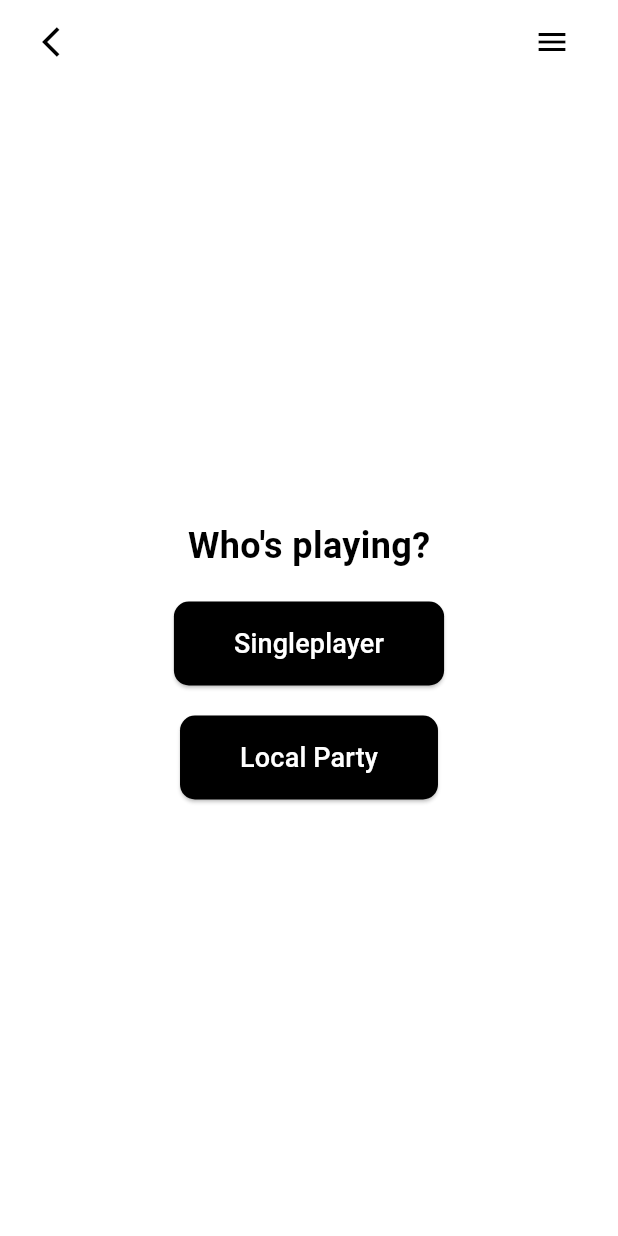
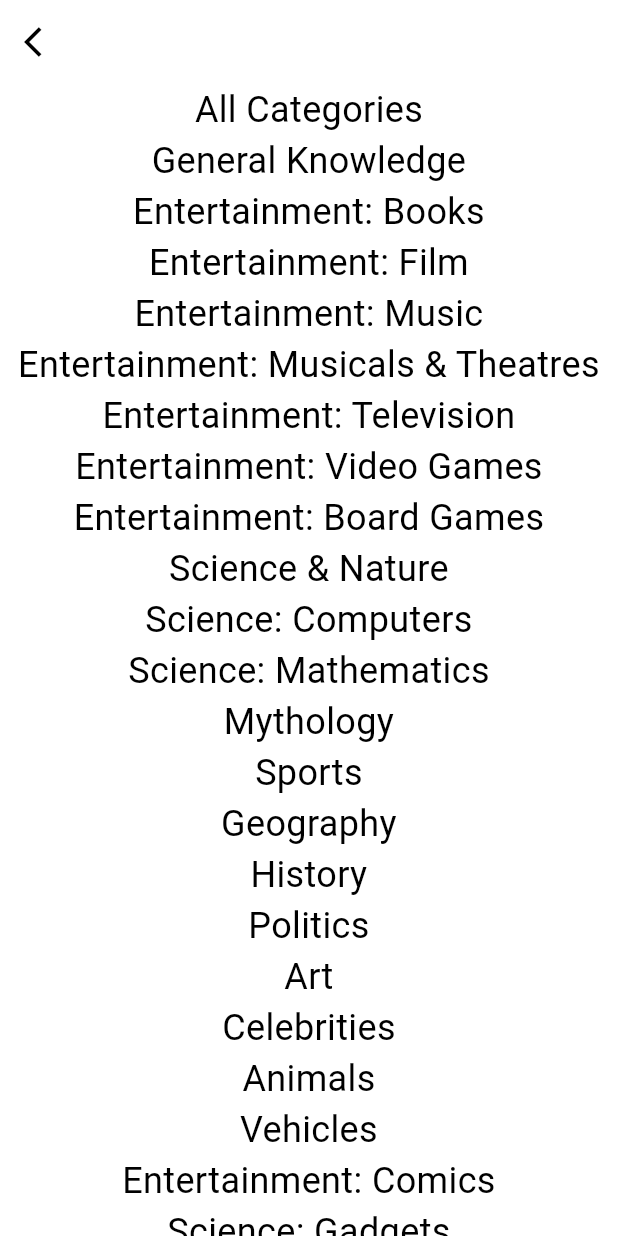
Before and after one commit to Faonin/Group4TriviaApp, a Flutter app: the PlayerSelectionPage screen opened directly, after a tap on "Singleplayer", on a phone screen of 412 x 824 dp. Run offline on Flutter 3.47's test engine with Material 3 defaults, Android fonts, the phone set to English and light mode, and no system bars; our stand-ins replace auto_size_text, flutter_colorpicker; missing offline and left inert: ndialog.

Commit message:
Added fully working game mechancis, scoring, and started on category selection

```diff
--- a/lib/Pages/player_select_page.dart
+++ b/lib/Pages/player_select_page.dart
@@ -1,9 +1,6 @@
 import 'package:flutter/material.dart';
 import 'package:template/mechanics/mechanic.dart';
 import 'package:template/pages/add_player_page.dart';
-import 'package:template/question_fetcher.dart'
-import 'package:template/question_class.dart';
-import 'package:template/pages/question_page.dart';
 
 class PlayerSelectionPage extends StatelessWidget {
   const PlayerSelectionPage({super.key});
@@ -47,12 +44,13 @@ class PlayerSelectionPage extends StatelessWidget {
             // Singleplayer button
             ElevatedButton(
               onPressed: () async {
-
                 var singleplayerGame = GameMechanics(false, 10);
-
+                singleplayerGame.selectCategory(context);
+                /*
                 if (context.mounted) {
                   singleplayerGame.start(context);
                 }
+                */
               },
               style: ElevatedButton.styleFrom(
                 backgroundColor: Colors.black,
--- /dev/null
+++ b/lib/Pages/select_category.dart
@@ -0,0 +1,55 @@
+import 'package:flutter/material.dart';
+
+class SelectCategory extends StatelessWidget {
+  final List categories = [
+    "All Categories",
+    "General Knowledge",
+    "Entertainment: Books",
+    "Entertainment: Film",
+    "Entertainment: Music",
+    "Entertainment: Musicals & Theatres",
+    "Entertainment: Television",
+    "Entertainment: Video Games",
+    "Entertainment: Board Games",
+    "Science & Nature",
+    "Science: Computers",
+    "Science: Mathematics",
+    "Mythology",
+    "Sports",
+    "Geography",
+    "History",
+    "Politics",
+    "Art",
+    "Celebrities",
+    "Animals",
+    "Vehicles",
+    "Entertainment: Comics",
+    "Science: Gadgets",
+    "Entertainment: Japanese Anime & Manga",
+    "Entertainment: Cartoon & Animations"
+  ];
+
+  SelectCategory({super.key});
+
+  @override
+  Widget build(BuildContext context) {
+    return Scaffold(
+      appBar: AppBar(
+        leading: IconButton(
+          icon: const Icon(Icons.arrow_back_ios, color: Colors.black),
+          onPressed: () => Navigator.of(context).pop(),
+        ),
+      ),
+      body: ListView.builder(
+        itemCount: categories.length,
+        itemBuilder: (context, index) {
+          return Text(
+            categories[index],
+            style: TextStyle(fontSize: 24),
+            textAlign: TextAlign.center,
+          );
+        },
+      ),
+    );
+  }
+}
--- a/lib/mechanics/mechanic.dart
+++ b/lib/mechanics/mechanic.dart
@@ -1,6 +1,7 @@
 import 'package:flutter/material.dart';
+import 'package:template/Pages/select_category.dart';
 import 'package:template/pages/question_page.dart';
-import 'package:template/question_class.dart';
+import 'package:template/mechanics/question_class.dart';
 import 'player.dart';
 import "question_fetcher.dart";
 
@@ -9,21 +10,31 @@ class GameMechanics {
   final int amoutOfQuestions;
   List<Player> players = [];
   List<QuestionClass> questions = [];
+  int selectedCategory = 0;
 
   GameMechanics(this.multiplayer, this.amoutOfQuestions) {
     if (!multiplayer) {
-      players = [Player("Player")];
+      players = [Player("Player 1", Colors.red)];
     }
   }
 
+  addPlayers(List<Player> users) {
+    players = users;
+  }
+
+  selectCategory(BuildContext context) {
+    Navigator.push(context, MaterialPageRoute(builder: (context) => SelectCategory()));
+  }
+
   start(BuildContext context) async {
-    questions = await QuestionFetcher.getQuestions(amoutOfQuestions);
+    questions = await QuestionFetcher.getQuestions(amoutOfQuestions, selectedCategory);
     if (context.mounted) {
       for (var question in questions) {
-        await Navigator.push(context, MaterialPageRoute(builder: (context) => QuestionPage(question)));
+        for (var player in players) {
+          await Navigator.push(context, MaterialPageRoute(builder: (context) => QuestionPage(question, player)));
+        }
       }
     }
+    print(players[0].currentScore());
   }
-
-  next(BuildContext context) async {}
 }
--- a/lib/mechanics/question_fetcher.dart
+++ b/lib/mechanics/question_fetcher.dart
@@ -1,6 +1,6 @@
 import 'dart:convert';
 import 'package:http/http.dart' as http;
-import 'package:template/question_class.dart';
+import 'package:template/mechanics/question_class.dart';
 
 String endpoint = "https://opentdb.com/api.php?";
 
@@ -13,21 +13,15 @@ type boolean/multiple
 */
 
 class QuestionFetcher {
-  static Future<List<QuestionClass>> getQuestions(int amount,
-      [var category, String? difficulty, String? type]) async {
+  static Future<List<QuestionClass>> getQuestions(int amount, [var category, String? difficulty, String? type]) async {
     category == null ? category = "" : category = '&category=$category';
-    difficulty == null
-        ? difficulty = ""
-        : difficulty = '&difficulty=$difficulty';
+    difficulty == null ? difficulty = "" : difficulty = '&difficulty=$difficulty';
     type == null ? type = "" : type = '&type=$type';
 
-    var url = '${endpoint}amount=$amount$category$difficulty$type';
+    var url = '${endpoint}amount=$amount$category$difficulty$type&encode=base64';
     http.Response response = await http.get(Uri.parse(url));
     String body = response.body;
     Map jsonResponse = jsonDecode(body);
-
-    return (jsonResponse["results"] as List)
-        .map((json) => QuestionClass.fromJson(json))
-        .toList();
+    return (jsonResponse["results"] as List).map((json) => QuestionClass.fromJson(json)).toList();
   }
 }
```
Also changed, not shown: lib/Pages/add_player_page.dart (+12 -9 lines), lib/Pages/question_page.dart (+84 -32 lines), lib/mechanics/player.dart (+12 -1 lines), lib/mechanics/question_class.dart (renamed from lib/question_class.dart, +6 -1 lines).
